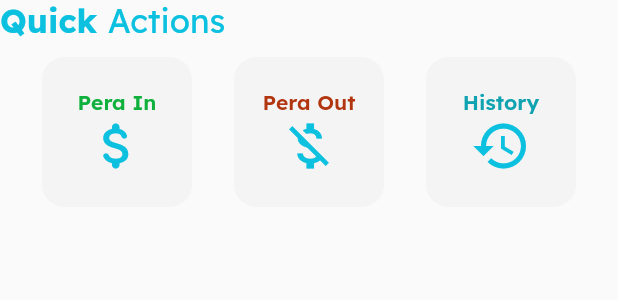
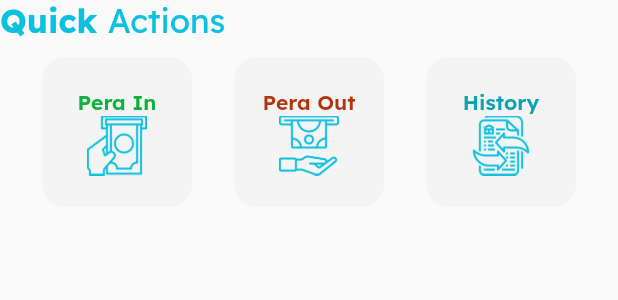
Before and after one commit to Montero-MD/peraplan, a Flutter app: the QuickActions widget shown alone on an empty page, opened directly, on a phone screen of 412 x 824 dp. Shown: the top 300 px of the screen. Run offline on Flutter 3.47's test engine with Material 2 defaults, Android fonts, the phone set to English and light mode, and no system bars; our stand-ins replace flutter_multi_formatter, google_fonts.

Commit message:
added images for quick actions & pera buttons

```diff
--- a/lib/components/quick_actions.dart
+++ b/lib/components/quick_actions.dart
@@ -29,7 +29,7 @@ class QuickActions extends StatelessWidget {
           children: [
             QuickActionButton(
               text: 'Pera In',
-              icon: Icons.attach_money_rounded, // Replace with the desired icon
+              imagePath: 'assets/images/perain.png',
               textStyle: tIn, // Text style for the first button
               onPressed: () {
                 // Navigate to the screen for "Pera In"
@@ -42,7 +42,7 @@ class QuickActions extends StatelessWidget {
             ),
             QuickActionButton(
               text: 'Pera Out',
-              icon: Icons.money_off, // Replace with the desired icon
+              imagePath: 'assets/images/peraout.png',
               textStyle: tOut, // Text style for the second button
               onPressed: () {
                 // Navigate to the screen for "Pera Out"
@@ -55,7 +55,8 @@ class QuickActions extends StatelessWidget {
             ),
             QuickActionButton(
               text: 'History',
-              icon: Icons.history, // Replace with the desired icon
+              imagePath: 'assets/images/transaction.png',
+
               textStyle: tCat, // Text style for the third button
               onPressed: () {
                 Navigator.of(context).push(MaterialPageRoute(
@@ -74,13 +75,13 @@ class QuickActions extends StatelessWidget {
 
 class QuickActionButton extends StatelessWidget {
   final String text;
-  final IconData icon;
+  final String imagePath;
   final TextStyle textStyle;
   final VoidCallback onPressed;
 
   const QuickActionButton({
     required this.text,
-    required this.icon,
+    required this.imagePath,
     required this.textStyle,
     required this.onPressed,
     Key? key,
@@ -108,10 +109,11 @@ class QuickActionButton extends StatelessWidget {
                 text,
                 style: textStyle, // Set the provided text style
               ),
-              Icon(
-                icon,
-                color: hlblue, // Set icon color
-                size: 40, // Set icon size
+              Image.asset(
+                imagePath,
+                color: hlblue, // Set image color
+                width: 40, // Set image width
+                height: 40, // Set image height
               ),
             ],
           ),
```
Also changed, not shown: pubspec.yaml (+2 -5 lines), assets/images/perain.png (added), assets/images/peraout.png (added), assets/images/transaction.png (added).
